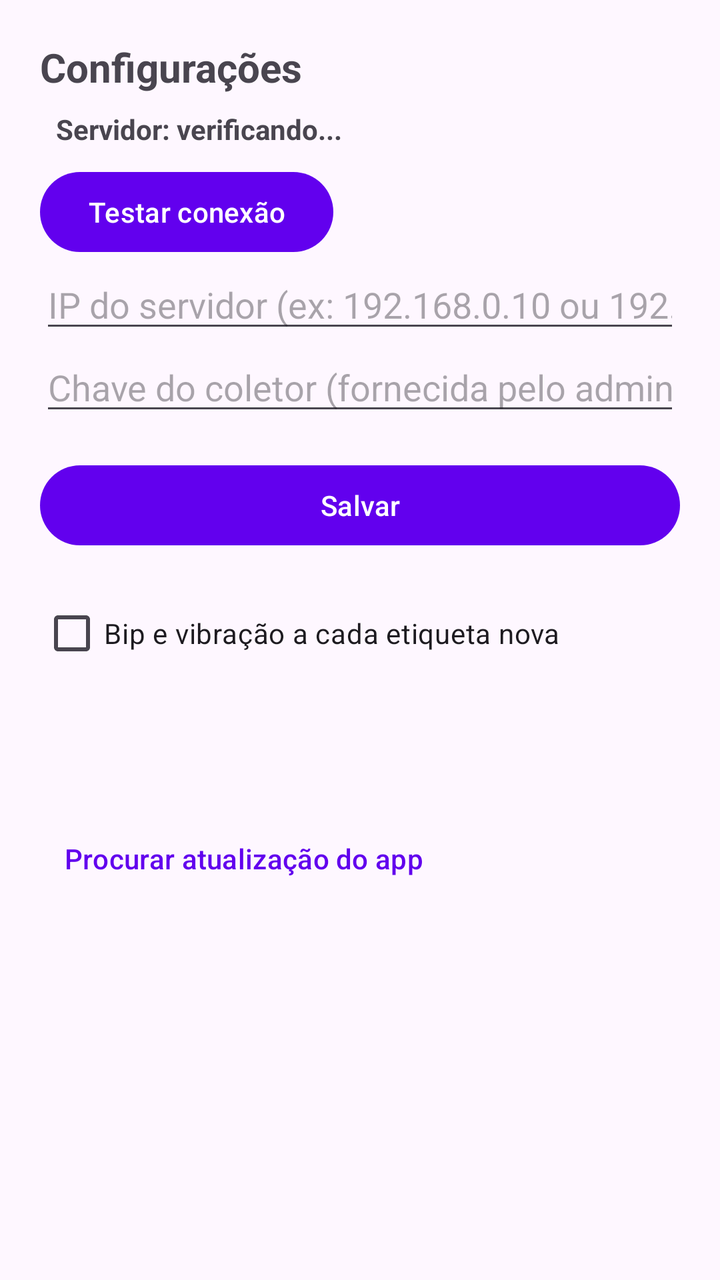
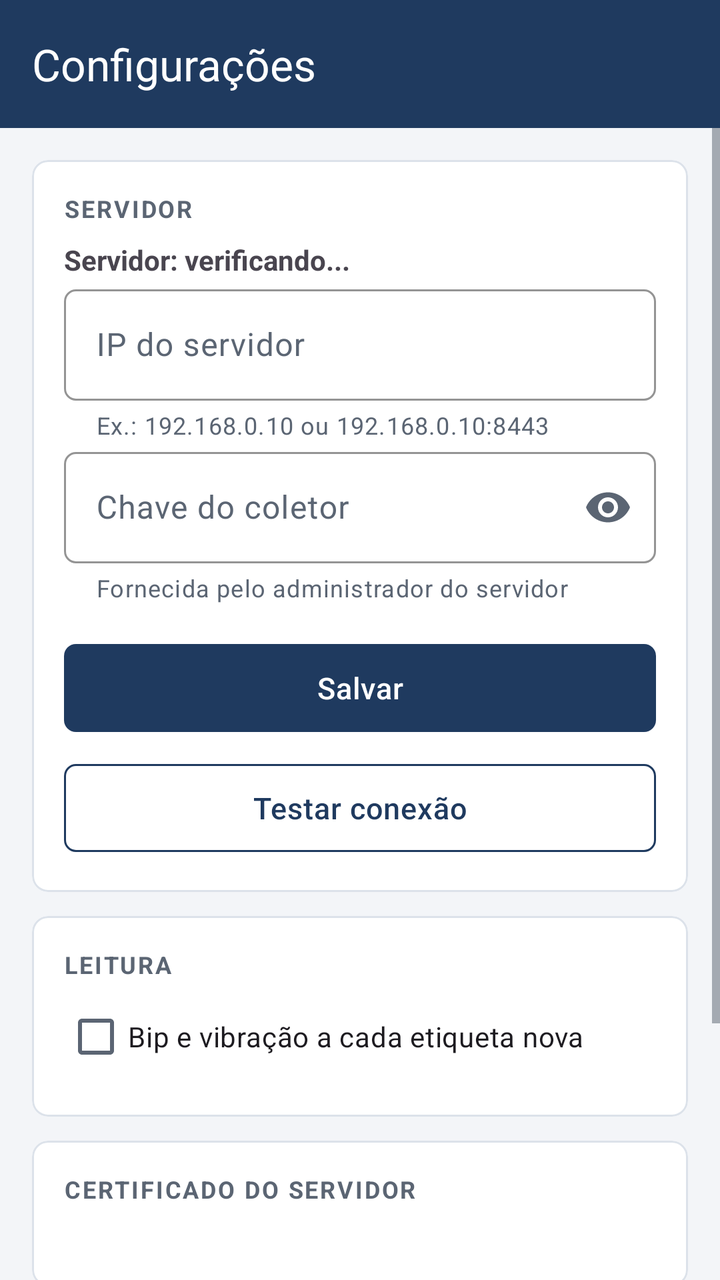

Before-and-after screenshots of an Android layout around one commit, followed by the original layout XML and the change that was made.
<!-- AndroidManifest.xml: application theme Theme.RFIDAndroid -->
<!-- res/layout/activity_settings.xml -->
<ScrollView xmlns:android="http://schemas.android.com/apk/res/android"
    android:layout_width="match_parent"
    android:layout_height="match_parent">

<LinearLayout
    android:layout_width="match_parent"
    android:layout_height="wrap_content"
    android:orientation="vertical"
    android:padding="20dp">

    <TextView
        android:text="Configurações"
        android:textStyle="bold"
        android:textSize="20sp"
        android:layout_width="wrap_content"
        android:layout_height="wrap_content"/>

    <TextView
        android:id="@+id/txtStatusServidor"
        android:layout_width="match_parent"
        android:layout_height="wrap_content"
        android:text="Servidor: verificando..."
        android:textStyle="bold"
        android:padding="8dp"/>

    <Button
        android:id="@+id/btnTestarServidor"
        android:layout_width="wrap_content"
        android:layout_height="wrap_content"
        android:text="Testar conexão"/>

    <EditText
        android:id="@+id/edtIp"
        android:layout_width="match_parent"
        android:layout_height="wrap_content"
        android:hint="IP do servidor (ex: 192.168.0.10 ou 192.168.0.10:8443)"
        android:inputType="text"/>

    <EditText
        android:id="@+id/edtChave"
        android:layout_width="match_parent"
        android:layout_height="wrap_content"
        android:hint="Chave do coletor (fornecida pelo administrador)"
        android:inputType="textPassword"/>

    <Button
        android:id="@+id/btnSalvar"
        android:layout_width="match_parent"
        android:layout_height="wrap_content"
        android:text="Salvar"
        android:layout_marginTop="16dp"/>

    
    <CheckBox
        android:id="@+id/chkAvisoLeitura"
        android:text="Bip e vibração a cada etiqueta nova"
        android:layout_marginTop="16dp"
        android:layout_width="match_parent"
        android:layout_height="wrap_content"/>

    
    <TextView
        android:id="@+id/txtCertificado"
        android:typeface="monospace"
        android:textSize="12sp"
        android:layout_marginTop="16dp"
        android:layout_width="match_parent"
        android:layout_height="wrap_content"/>

    <TextView
        android:id="@+id/txtVersao"
        android:textSize="12sp"
        android:textColor="#888888"
        android:layout_marginTop="16dp"
        android:layout_width="match_parent"
        android:layout_height="wrap_content"/>

    
    <Button
        android:id="@+id/btnAtualizacao"
        style="@style/Widget.Material3.Button.TextButton"
        android:text="Procurar atualização do app"
        android:layout_width="wrap_content"
        android:layout_height="wrap_content"/>
</LinearLayout>
</ScrollView>
<!-- resources referenced by this layout -->
<resources>
  <style name="Theme.RFIDAndroid" parent="Theme.Material3.DayNight.NoActionBar">
  
      
          <item name="colorPrimary">@color/purple_500</item>
          <item name="colorPrimaryVariant">@color/purple_700</item>
          <item name="colorOnPrimary">@color/white</item>
          
          <item name="colorSecondary">@color/teal_200</item>
          <item name="colorSecondaryVariant">@color/teal_700</item>
          <item name="colorOnSecondary">@color/black</item>
          
          <item name="android:statusBarColor">?attr/colorPrimaryVariant</item>
          
      </style>
  <color name="purple_500">#FF6200EE</color>
  <color name="purple_700">#FF3700B3</color>
  <color name="teal_200">#FF03DAC5</color>
  <color name="teal_700">#FF018786</color>
  <color name="black">#FF000000</color>
  <!-- unchanged entries left out for length: 1 -->
</resources>

<!-- the commit's change to res/layout/activity_settings.xml (unified diff, before → after) -->
@@ -1,86 +1,188 @@
-<ScrollView xmlns:android="http://schemas.android.com/apk/res/android"
+<LinearLayout xmlns:android="http://schemas.android.com/apk/res/android"
+    xmlns:app="http://schemas.android.com/apk/res-auto"
+    android:orientation="vertical"
+    android:background="@color/fundo"
     android:layout_width="match_parent"
     android:layout_height="match_parent">
 
-<LinearLayout
-    android:layout_width="match_parent"
-    android:layout_height="wrap_content"
-    android:orientation="vertical"
-    android:padding="20dp">
-
-    <TextView
-        android:text="Configurações"
-        android:textStyle="bold"
-        android:textSize="20sp"
-        android:layout_width="wrap_content"
-        android:layout_height="wrap_content"/>
-
-    <TextView
-        android:id="@+id/txtStatusServidor"
-        android:layout_width="match_parent"
-        android:layout_height="wrap_content"
-        android:text="Servidor: verificando..."
-        android:textStyle="bold"
-        android:padding="8dp"/>
-
-    <Button
-        android:id="@+id/btnTestarServidor"
-        android:layout_width="wrap_content"
-        android:layout_height="wrap_content"
-        android:text="Testar conexão"/>
-
-    <EditText
-        android:id="@+id/edtIp"
-        android:layout_width="match_parent"
-        android:layout_height="wrap_content"
-        android:hint="IP do servidor (ex: 192.168.0.10 ou 192.168.0.10:8443)"
-        android:inputType="text"/>
-
-    <EditText
-        android:id="@+id/edtChave"
-        android:layout_width="match_parent"
-        android:layout_height="wrap_content"
-        android:hint="Chave do coletor (fornecida pelo administrador)"
-        android:inputType="textPassword"/>
-
-    <Button
-        android:id="@+id/btnSalvar"
-        android:layout_width="match_parent"
-        android:layout_height="wrap_content"
-        android:text="Salvar"
-        android:layout_marginTop="16dp"/>
-
-    
-    <CheckBox
-        android:id="@+id/chkAvisoLeitura"
-        android:text="Bip e vibração a cada etiqueta nova"
-        android:layout_marginTop="16dp"
+    <com.google.android.material.appbar.MaterialToolbar
+        style="@style/Widget.RFID.Barra"
+        app:title="Configurações"
         android:layout_width="match_parent"
         android:layout_height="wrap_content"/>
 
-    
-    <TextView
-        android:id="@+id/txtCertificado"
-        android:typeface="monospace"
-        android:textSize="12sp"
-        android:layout_marginTop="16dp"
+    <ScrollView
         android:layout_width="match_parent"
-        android:layout_height="wrap_content"/>
+        android:layout_height="match_parent">
 
-    <TextView
-        android:id="@+id/txtVersao"
-        android:textSize="12sp"
-        android:textColor="#888888"
-        android:layout_marginTop="16dp"
-        android:layout_width="match_parent"
-        android:layout_height="wrap_content"/>
+        <LinearLayout
+            android:orientation="vertical"
+            android:padding="16dp"
+            android:layout_width="match_parent"
+            android:layout_height="wrap_content">
 
-    
-    <Button
-        android:id="@+id/btnAtualizacao"
-        style="@style/Widget.Material3.Button.TextButton"
-        android:text="Procurar atualização do app"
-        android:layout_width="wrap_content"
-        android:layout_height="wrap_content"/>
+            
+            <com.google.android.material.card.MaterialCardView
+                android:layout_width="match_parent"
+                android:layout_height="wrap_content">
+
+                <LinearLayout
+                    android:orientation="vertical"
+                    android:padding="16dp"
+                    android:layout_width="match_parent"
+                    android:layout_height="wrap_content">
+
+                    <TextView
+                        android:text="Servidor"
+                        android:textAppearance="@style/Texto.RFID.Secao"
+                        android:layout_width="wrap_content"
+                        android:layout_height="wrap_content"/>
+
+                    <TextView
+                        android:id="@+id/txtStatusServidor"
+                        android:text="Servidor: verificando..."
+                        android:textStyle="bold"
+                        android:layout_marginTop="8dp"
+                        android:layout_width="match_parent"
+                        android:layout_height="wrap_content"/>
+
+                    <com.google.android.material.textfield.TextInputLayout
+                        android:hint="IP do servidor"
+                        app:helperText="Ex.: 192.168.0.10 ou 192.168.0.10:8443"
+                        android:layout_width="match_parent"
+                        android:layout_height="wrap_content">
+
+                        <com.google.android.material.textfield.TextInputEditText
+                            android:id="@+id/edtIp"
+                            android:inputType="text"
+                            android:layout_width="match_parent"
+                            android:layout_height="wrap_content"/>
+                    </com.google.android.material.textfield.TextInputLayout>
+
+                    <com.google.android.material.textfield.TextInputLayout
+                        android:hint="Chave do coletor"
+                        app:helperText="Fornecida pelo administrador do servidor"
+                        app:endIconMode="password_toggle"
+                        android:layout_width="match_parent"
+                        android:layout_height="wrap_content">
+
+                        <com.google.android.material.textfield.TextInputEditText
+                            android:id="@+id/edtChave"
+                            android:inputType="textPassword"
+                            android:layout_width="match_parent"
+                            android:layout_height="wrap_content"/>
+                    </com.google.android.material.textfield.TextInputLayout>
+
+                    <Button
+                        android:id="@+id/btnSalvar"
+                        android:text="Salvar"
+                        android:layout_marginTop="16dp"
+                        android:layout_width="match_parent"
+                        android:layout_height="wrap_content"/>
+
+                    <Button
+                        android:id="@+id/btnTestarServidor"
+                        style="@style/Widget.RFID.Botao.Contorno"
+                        android:text="Testar conexão"
+                        android:layout_marginTop="8dp"
+                        android:layout_width="match_parent"
+                        android:layout_height="wrap_content"/>
+                </LinearLayout>
+            </com.google.android.material.card.MaterialCardView>
+
+            
+            <com.google.android.material.card.MaterialCardView
+                android:layout_marginTop="12dp"
+                android:layout_width="match_parent"
+                android:layout_height="wrap_content">
+
+                <LinearLayout
+                    android:orientation="vertical"
+                    android:padding="16dp"
+                    android:layout_width="match_parent"
+                    android:layout_height="wrap_content">
+
+                    <TextView
+                        android:text="Leitura"
+                        android:textAppearance="@style/Texto.RFID.Secao"
+                        android:layout_width="wrap_content"
+                        android:layout_height="wrap_content"/>
+
+                    
+                    <CheckBox
+                        android:id="@+id/chkAvisoLeitura"
+                        android:text="Bip e vibração a cada etiqueta nova"
+                        android:layout_marginTop="4dp"
+                        android:layout_width="match_parent"
+                        android:layout_height="wrap_content"/>
+                </LinearLayout>
+            </com.google.android.material.card.MaterialCardView>
+
+            
+            <com.google.android.material.card.MaterialCardView
+                android:layout_marginTop="12dp"
+                android:layout_width="match_parent"
+                android:layout_height="wrap_content">
+
+                <LinearLayout
+                    android:orientation="vertical"
+                    android:padding="16dp"
+                    android:layout_width="match_parent"
+                    android:layout_height="wrap_content">
+
+                    <TextView
+                        android:text="Certificado do servidor"
+                        android:textAppearance="@style/Texto.RFID.Secao"
+                        android:layout_width="wrap_content"
+                        android:layout_height="wrap_content"/>
+
+                    
+                    <TextView
+                        android:id="@+id/txtCertificado"
+                        android:typeface="monospace"
+                        android:textSize="12sp"
+                        android:textColor="@color/texto"
+                        android:layout_marginTop="8dp"
+                        android:layout_width="match_parent"
+                        android:layout_height="wrap_content"/>
+                </LinearLayout>
+            </com.google.android.material.card.MaterialCardView>
+
+            
+            <com.google.android.material.card.MaterialCardView
+                android:layout_marginTop="12dp"
+                android:layout_width="match_parent"
+                android:layout_height="wrap_content">
+
+                <LinearLayout
+                    android:orientation="vertical"
+                    android:padding="16dp"
+                    android:layout_width="match_parent"
+                    android:layout_height="wrap_content">
+
+                    <TextView
+                        android:text="Aplicativo"
+                        android:textAppearance="@style/Texto.RFID.Secao"
+                        android:layout_width="wrap_content"
+                        android:layout_height="wrap_content"/>
+
+                    <TextView
+                        android:id="@+id/txtVersao"
+                        android:textAppearance="@style/Texto.RFID.Secundario"
+                        android:layout_marginTop="8dp"
+                        android:layout_width="match_parent"
+                        android:layout_height="wrap_content"/>
+
+                    
+                    <Button
+                        android:id="@+id/btnAtualizacao"
+                        style="@style/Widget.RFID.Botao.Contorno"
+                        android:text="Procurar atualização do app"
+                        android:layout_marginTop="8dp"
+                        android:layout_width="match_parent"
+                        android:layout_height="wrap_content"/>
+                </LinearLayout>
+            </com.google.android.material.card.MaterialCardView>
+        </LinearLayout>
+    </ScrollView>
 </LinearLayout>
-</ScrollView>
<!-- resource entries referenced after the edit -->
@@ -1,24 +1,101 @@
 <!-- resources referenced by this layout -->
 <resources>
-  <style name="Theme.RFIDAndroid" parent="Theme.Material3.DayNight.NoActionBar">
+  <color name="fundo">#FFF3F5F8</color>
+  <color name="texto">#FF1C2530</color>
+  <style name="Texto.RFID.Secao" parent="">
+          <item name="android:textSize">12sp</item>
+          <item name="android:textStyle">bold</item>
+          <item name="android:textAllCaps">true</item>
+          <item name="android:letterSpacing">0.08</item>
+          <item name="android:textColor">@color/texto_secundario</item>
+      </style>
+  <style name="Texto.RFID.Secundario" parent="">
+          <item name="android:textSize">13sp</item>
+          <item name="android:textColor">@color/texto_secundario</item>
+      </style>
+  <style name="Widget.RFID.Barra" parent="Widget.Material3.Toolbar">
+          <item name="android:background">@color/marinho</item>
+          <item name="titleTextColor">@color/white</item>
+          <item name="subtitleTextColor">#CCFFFFFF</item>
+          <item name="android:minHeight">?attr/actionBarSize</item>
+          <item name="android:theme">@style/ThemeOverlay.Material3.Dark.ActionBar</item>
+      </style>
+  <style name="Widget.RFID.Botao.Contorno" parent="Widget.Material3.Button.OutlinedButton">
+          <item name="shapeAppearance">@style/Forma.RFID.Pequena</item>
+          <item name="android:minHeight">52dp</item>
+          <item name="android:textSize">15sp</item>
+          <item name="strokeColor">@color/marinho</item>
+      </style>
+  <style name="Theme.RFIDAndroid" parent="Theme.Material3.Light.NoActionBar">
+          <item name="colorPrimary">@color/marinho</item>
+          <item name="colorOnPrimary">@color/white</item>
+          <item name="colorPrimaryContainer">@color/azul_claro</item>
+          <item name="colorOnPrimaryContainer">@color/marinho_escuro</item>
+          <item name="colorSecondary">@color/azul</item>
+          <item name="colorOnSecondary">@color/white</item>
+          <item name="colorSecondaryContainer">@color/azul_claro</item>
+          <item name="colorOnSecondaryContainer">@color/marinho_escuro</item>
+          <item name="colorError">@color/erro</item>
+          <item name="colorOutline">@color/borda</item>
+          <item name="colorOutlineVariant">@color/borda</item>
+          <item name="colorSurface">@color/superficie</item>
+          <item name="colorOnSurface">@color/texto</item>
+          <item name="colorOnSurfaceVariant">@color/texto_secundario</item>
+          <item name="colorSurfaceContainerHighest">@color/superficie</item>
+          <item name="android:colorBackground">@color/fundo</item>
+          <item name="android:textColorPrimary">@color/texto</item>
+          <item name="android:textColorSecondary">@color/texto_secundario</item>
   
-      
-          <item name="colorPrimary">@color/purple_500</item>
-          <item name="colorPrimaryVariant">@color/purple_700</item>
-          <item name="colorOnPrimary">@color/white</item>
-          
-          <item name="colorSecondary">@color/teal_200</item>
-          <item name="colorSecondaryVariant">@color/teal_700</item>
-          <item name="colorOnSecondary">@color/black</item>
-          
-          <item name="android:statusBarColor">?attr/colorPrimaryVariant</item>
-          
+          <item name="android:statusBarColor">@color/marinho_escuro</item>
+          <item name="android:windowLightStatusBar">false</item>
+          <item name="android:navigationBarColor">@color/marinho_escuro</item>
+  
+          <item name="materialButtonStyle">@style/Widget.RFID.Botao</item>
+          <item name="materialButtonOutlinedStyle">@style/Widget.RFID.Botao.Contorno</item>
+          <item name="textInputStyle">@style/Widget.RFID.Campo</item>
+          <item name="materialCardViewStyle">@style/Widget.RFID.Cartao</item>
+          <item name="tabStyle">@style/Widget.RFID.Abas</item>
+          <item name="checkboxStyle">@style/Widget.Material3.CompoundButton.CheckBox</item>
       </style>
-  <color name="purple_500">#FF6200EE</color>
-  <color name="purple_700">#FF3700B3</color>
-  <color name="teal_200">#FF03DAC5</color>
-  <color name="teal_700">#FF018786</color>
-  <color name="black">#FF000000</color>
+  <color name="texto_secundario">#FF5B6573</color>
+  <color name="marinho">#FF1F3A5F</color>
+  <style name="Forma.RFID.Pequena" parent="">
+          <item name="cornerFamily">rounded</item>
+          <item name="cornerSize">6dp</item>
+      </style>
+  <color name="azul_claro">#FFE3ECF6</color>
+  <color name="marinho_escuro">#FF152A45</color>
+  <color name="azul">#FF2E6DA4</color>
+  <color name="erro">#FFC62828</color>
+  <color name="borda">#FFDCE2EA</color>
+  <color name="superficie">#FFFFFFFF</color>
+  <style name="Widget.RFID.Botao" parent="Widget.Material3.Button">
+          <item name="shapeAppearance">@style/Forma.RFID.Pequena</item>
+          <item name="android:minHeight">52dp</item>
+          <item name="android:textSize">15sp</item>
+          <item name="android:letterSpacing">0.02</item>
+      </style>
+  <style name="Widget.RFID.Campo" parent="Widget.Material3.TextInputLayout.OutlinedBox">
+          <item name="shapeAppearance">@style/Forma.RFID.Pequena</item>
+          <item name="boxStrokeColor">@color/marinho</item>
+          <item name="hintTextColor">@color/marinho</item>
+          <item name="android:layout_marginTop">12dp</item>
+      </style>
+  <style name="Widget.RFID.Cartao" parent="Widget.Material3.CardView.Outlined">
+          <item name="cardBackgroundColor">@color/superficie</item>
+          <item name="strokeColor">@color/borda</item>
+          <item name="cardCornerRadius">8dp</item>
+          <item name="cardElevation">0dp</item>
+      </style>
+  <style name="Widget.RFID.Abas" parent="Widget.Material3.TabLayout">
+          <item name="android:background">@color/superficie</item>
+          <item name="tabIndicatorColor">@color/marinho</item>
+          <item name="tabSelectedTextColor">@color/marinho</item>
+          <item name="tabTextColor">@color/texto_secundario</item>
+          <item name="tabIndicatorFullWidth">true</item>
+          <item name="tabGravity">fill</item>
+          <item name="tabMode">fixed</item>
+      </style>
   <!-- unchanged entries left out for length: 1 -->
 </resources>
 
